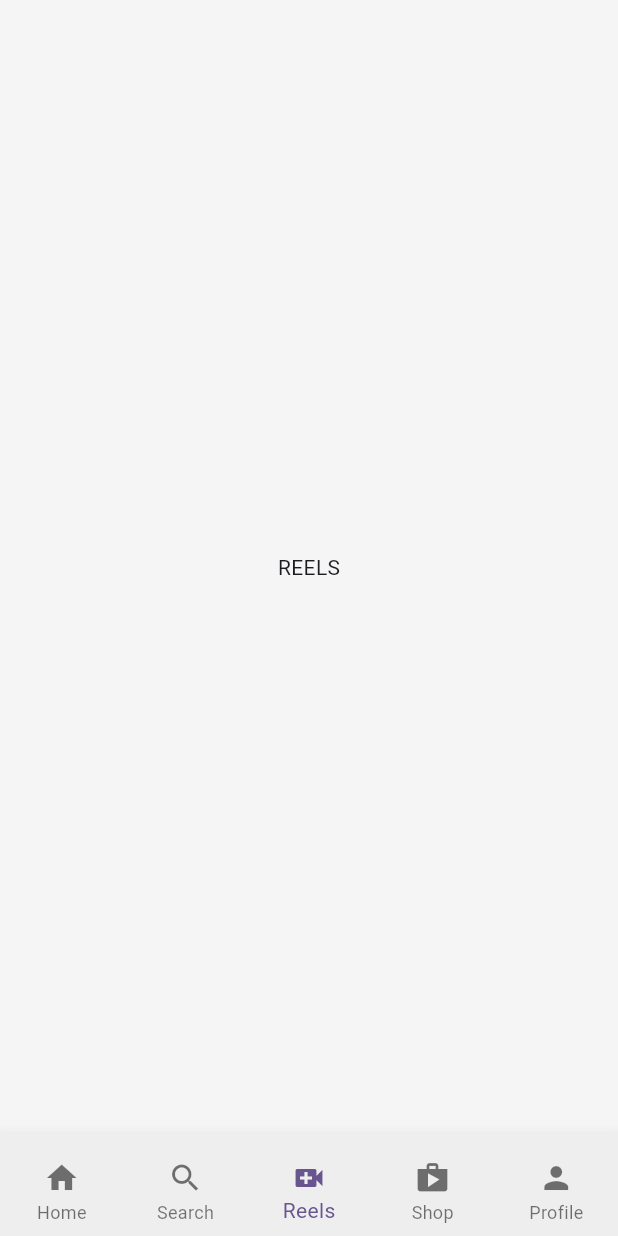
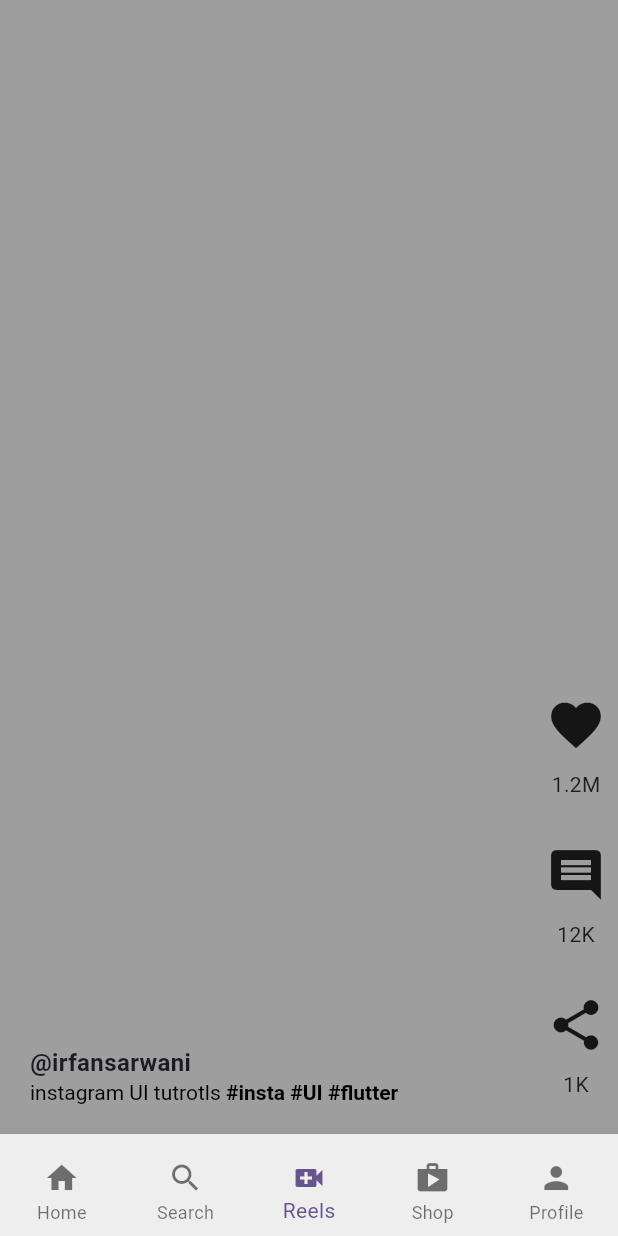
Before and after one commit to irfansarwani/instagram_ui, a Flutter app: the screen it shows after launch, item 3 of the bottom bar chosen, on a phone screen of 412 x 824 dp. Run offline on Flutter 3.47's test engine with Material 3 defaults, Android fonts, the phone set to English and light mode, and no system bars; network calls fail.

Commit message:
Added new reels page  and modified existing pages

```diff
--- a/lib/screens/home_screen.dart
+++ b/lib/screens/home_screen.dart
@@ -20,7 +20,7 @@ class _HomeScreenState extends State<HomeScreen> {
   final List<Widget> _childten = [
     Home(),
     const SearchScreen(),
-    const Reels(),
+    Reels(),
     const Shop(),
     const Profile(),
   ];
--- a/lib/screens/reels.dart
+++ b/lib/screens/reels.dart
@@ -1,13 +1,24 @@
 import 'package:flutter/material.dart';
+import 'package:instagram_ui/utils/my_Reels3.dart';
+import 'package:instagram_ui/utils/my_reels.dart';
+import 'package:instagram_ui/utils/my_reels2.dart';
 
 class Reels extends StatelessWidget {
-  const Reels({super.key});
+  Reels({super.key});
+
+  final controller = PageController(initialPage: 0);
 
   @override
   Widget build(BuildContext context) {
-    return Center(
-      child: Text(
-        'reels'.toUpperCase(),
+    return Scaffold(
+      body: PageView(
+        scrollDirection: Axis.vertical,
+        controller: controller,
+        children: const [
+          MyReels1(),
+          MyReels2(),
+          MyReels3(),
+        ],
       ),
     );
   }
--- /dev/null
+++ b/lib/utils/my_Reels3.dart
@@ -0,0 +1,21 @@
+import 'package:flutter/material.dart';
+import 'package:instagram_ui/utils/post_tamplet.dart';
+
+class MyReels3 extends StatelessWidget {
+  const MyReels3({super.key});
+
+  @override
+  Widget build(BuildContext context) {
+    return PostTamplet(
+      userName: 'irfansarwani',
+      videoDescription: 'instagram UI tutrotls',
+      userHashTags: ' #insta #UI #flutter',
+      numberOfLikes: '1.2M',
+      numberOfComments: '12K',
+      numberOfShares: '1K',
+      userPost: Container(
+        color: Colors.grey,
+      ),
+    );
+  }
+}
--- /dev/null
+++ b/lib/utils/my_button.dart
@@ -0,0 +1,30 @@
+import 'package:flutter/material.dart';
+
+class MyButton extends StatelessWidget {
+  const MyButton({super.key, required this.icon, required this.number});
+
+  final IconData icon;
+  final String number;
+
+  @override
+  Widget build(BuildContext context) {
+    return Padding(
+      padding: const EdgeInsets.symmetric(vertical: 15.0),
+      child: Column(
+        children: [
+          Icon(
+            icon,
+            size: 40,
+          ),
+          const SizedBox(
+            height: 10,
+          ),
+          Text(
+            number,
+            style: const TextStyle(fontSize: 14),
+          ),
+        ],
+      ),
+    );
+  }
+}
--- /dev/null
+++ b/lib/utils/my_reels.dart
@@ -0,0 +1,21 @@
+import 'package:flutter/material.dart';
+import 'package:instagram_ui/utils/post_tamplet.dart';
+
+class MyReels1 extends StatelessWidget {
+  const MyReels1({super.key});
+
+  @override
+  Widget build(BuildContext context) {
+    return PostTamplet(
+      userName: 'irfansarwani',
+      videoDescription: 'instagram UI tutrotls',
+      userHashTags: ' #insta #UI #flutter',
+      numberOfLikes: '1.2M',
+      numberOfComments: '12K',
+      numberOfShares: '1K',
+      userPost: Container(
+        color: Colors.grey,
+      ),
+    );
+  }
+}
--- /dev/null
+++ b/lib/utils/my_reels2.dart
@@ -0,0 +1,21 @@
+import 'package:flutter/material.dart';
+import 'package:instagram_ui/utils/post_tamplet.dart';
+
+class MyReels2 extends StatelessWidget {
+  const MyReels2({super.key});
+
+  @override
+  Widget build(BuildContext context) {
+    return PostTamplet(
+      userName: 'Mohsin',
+      videoDescription: 'Wordpress tutrotls ',
+      userHashTags: ' #wordpress #UI #web development',
+      numberOfLikes: '1.2M',
+      numberOfComments: '12K',
+      numberOfShares: '1K',
+      userPost: Container(
+        color: Colors.grey,
+      ),
+    );
+  }
+}
--- /dev/null
+++ b/lib/utils/post_tamplet.dart
@@ -0,0 +1,79 @@
+import 'package:flutter/material.dart';
+import 'package:instagram_ui/utils/my_button.dart';
+
+class PostTamplet extends StatelessWidget {
+  const PostTamplet(
+      {super.key,
+      required this.userName,
+      required this.videoDescription,
+      required this.userHashTags,
+      required this.numberOfLikes,
+      required this.numberOfComments,
+      required this.numberOfShares,
+      required this.userPost});
+
+  final String userName;
+  final String videoDescription;
+  final String userHashTags;
+  final String numberOfLikes;
+  final String numberOfComments;
+  final String numberOfShares;
+  final userPost;
+
+  @override
+  Widget build(BuildContext context) {
+    return Scaffold(
+      body: Stack(
+        children: [
+          userPost,
+          Padding(
+            padding: const EdgeInsets.all(20.0),
+            child: Container(
+              alignment: const Alignment(-1, 1),
+              child: Column(
+                mainAxisAlignment: MainAxisAlignment.end,
+                crossAxisAlignment: CrossAxisAlignment.start,
+                children: [
+                  Text(
+                    '@$userName',
+                    style: const TextStyle(
+                        fontWeight: FontWeight.bold, fontSize: 16),
+                  ),
+                  RichText(
+                    text: TextSpan(
+                      children: [
+                        TextSpan(
+                          text: videoDescription,
+                          style: const TextStyle(color: Colors.black),
+                        ),
+                        TextSpan(
+                          text: userHashTags,
+                          style: TextStyle(
+                              color: Colors.black, fontWeight: FontWeight.bold),
+                        ),
+                      ],
+                    ),
+                  ),
+                ],
+              ),
+            ),
+          ),
+          Container(
+            alignment: const Alignment(1, 1),
+            child: Padding(
+              padding: const EdgeInsets.all(8.0),
+              child: Column(
+                mainAxisAlignment: MainAxisAlignment.end,
+                children: [
+                  MyButton(icon: Icons.favorite, number: numberOfLikes),
+                  MyButton(icon: Icons.comment, number: numberOfComments),
+                  MyButton(icon: Icons.share, number: numberOfShares),
+                ],
+              ),
+            ),
+          )
+        ],
+      ),
+    );
+  }
+}
```
